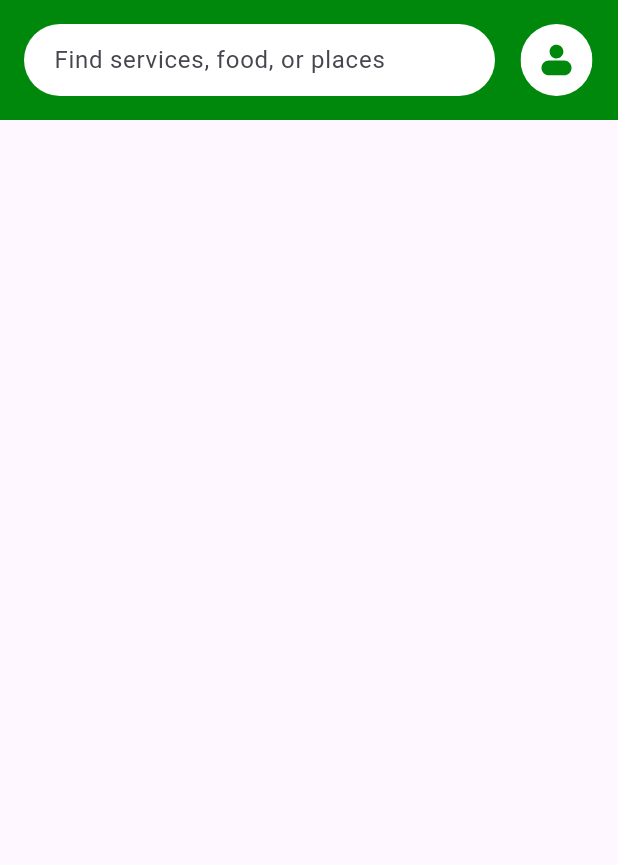
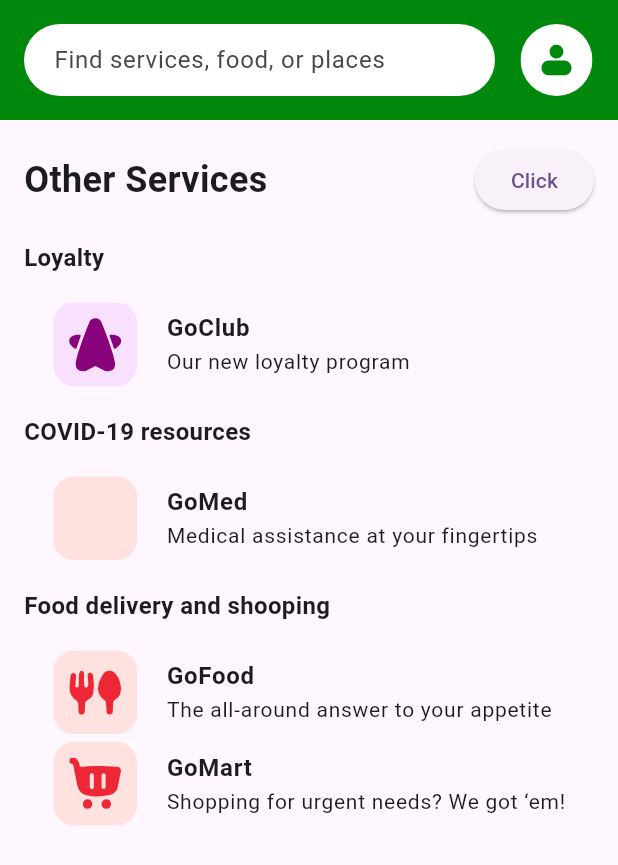
Before and after one commit to mrmuhammadrifki/slicing_ui_gojek, a Flutter app: the screen it shows after launch, on a phone screen of 412 x 824 dp. Shown: the top 865 px of the screen. Run offline on Flutter 3.47's test engine with Material 3 defaults, Android fonts, the phone set to English and light mode, and no system bars; our stand-ins replace flutter_svg.

Commit message:
Other service

```diff
--- a/lib/main.dart
+++ b/lib/main.dart
@@ -63,6 +63,126 @@ class HomePage extends StatelessWidget {
           ),
         ),
       ),
+      body: Padding(
+        padding: const EdgeInsets.all(16.0),
+        child: Column(
+          crossAxisAlignment: CrossAxisAlignment.start,
+          children: [
+            Row(
+              mainAxisAlignment: MainAxisAlignment.spaceBetween,
+              children: [
+                const Text(
+              'Other Services',
+              style: TextStyle(
+                fontSize: 24,
+                fontWeight: FontWeight.bold,
+              ),
+            ),
+
+
+
+            ElevatedButton(
+              onPressed: () {
+                // Define the action when the button is pressed
+              },
+              child: const Text('Click'),
+            ),
+          ],
+        ),
+        const SizedBox(height: 16.0),
+        const Text('Loyalty',
+        style: TextStyle(
+          fontSize: 16,
+          fontWeight: FontWeight.bold,
+        ),
+        ),
+        const SizedBox(height: 16.0),
+
+
+            ListTile(
+              horizontalTitleGap: 0.0,
+             contentPadding: const EdgeInsets.symmetric(horizontal:0),
+              leading: SvgPicture.asset('images/Group 23.svg',semanticsLabel: 'GoClub' ),
+              title: Column(
+                crossAxisAlignment: CrossAxisAlignment.start,
+                children: [
+                  const Text('GoClub',style: TextStyle(fontWeight: FontWeight.bold)),
+                  const Text('Our new loyalty program',style: TextStyle(fontWeight: FontWeight.normal,fontSize: 14)),
+                ],
+
+              ),
+
+            ),
+           const SizedBox(height: 16.0),
+        const Text('COVID-19 resources',
+        style: TextStyle(
+          fontSize: 16,
+          fontWeight: FontWeight.bold,
+        ),
+        ),
+        const SizedBox(height: 16.0),
+
+
+            ListTile(
+             horizontalTitleGap: 0.0,
+             contentPadding: const EdgeInsets.symmetric(horizontal:0),
+              leading: SvgPicture.asset('images/medic.svg',semanticsLabel: 'GoClub' ),
+              title: Column(
+                crossAxisAlignment: CrossAxisAlignment.start,
+                children: [
+                  const Text('GoMed',style: TextStyle(fontWeight: FontWeight.bold)),
+                  const Text('Medical assistance at your fingertips',style: TextStyle(fontWeight: FontWeight.normal,fontSize: 14)),
+                ],
+
+              ),
+
+            ),
+            const SizedBox(height: 16.0),
+        const Text('Food delivery and shooping',
+        style: TextStyle(
+          fontSize: 16,
+          fontWeight: FontWeight.bold,
+        ),
+        ),
+        const SizedBox(height: 16.0),
+
+
+            ListTile(
+              horizontalTitleGap: 0.0,
+             contentPadding: const EdgeInsets.symmetric(horizontal:0),
+              leading: SvgPicture.asset('images/GoFood icon.svg',semanticsLabel: 'GoClub' ),
+              title: Column(
+                crossAxisAlignment: CrossAxisAlignment.start,
+                children: [
+                  const Text('GoFood', style: TextStyle(fontWeight: FontWeight.bold)),
+                  const Text('The all-around answer to your appetite',style: TextStyle(fontWeight: FontWeight.normal,fontSize: 14)),
+                ],
+
+              ),
+
+            ),
+            ListTile(
+            horizontalTitleGap: 0.0,
+             contentPadding: const EdgeInsets.symmetric(horizontal:0),
+
+              leading: SvgPicture.asset('images/gomart.svg',semanticsLabel: 'GoClub' ),
+              title: Column(
+                crossAxisAlignment: CrossAxisAlignment.start,
+                children: [
+                  const Text('GoMart',style: TextStyle(fontWeight: FontWeight.bold)),
+                  const Text('Shopping for urgent needs? We got ‘em!',style: TextStyle(fontWeight: FontWeight.normal,fontSize: 14)),
+                ],
+
+              ),
+
+            ),
+
+
+       ],
+
+            )
+
+      ),
     );
   }
 }
```
Also changed, not shown: images/GoFood icon.svg (added), images/Group 23.svg (added), images/gomart.svg (added), images/medic.svg (added), pubspec.lock.
